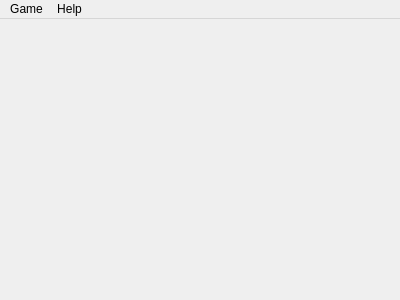
This is courses/prog_base_3/project/chess3/chess/mainwindow.ui in Art17/Kpi-1 as Qt 5 draws it before an edit. The edited form follows.
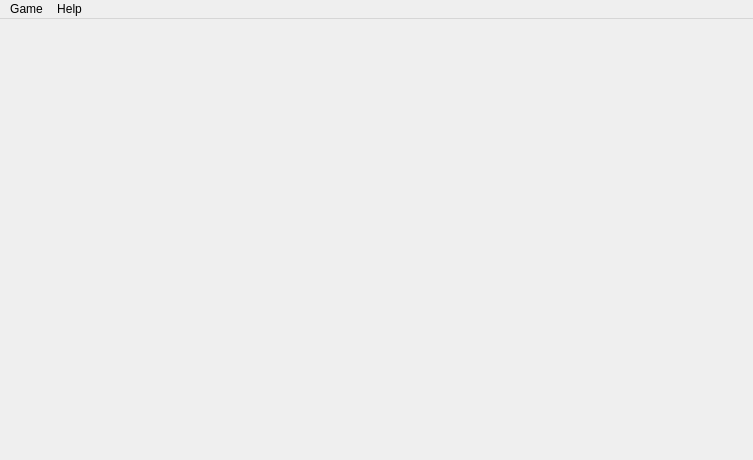
This is the edited form.

Patch:
```diff
--- a/courses/prog_base_3/project/chess3/chess/mainwindow.ui
+++ b/courses/prog_base_3/project/chess3/chess/mainwindow.ui
@@ -6,8 +6,8 @@
    <rect>
     <x>0</x>
     <y>0</y>
-    <width>400</width>
-    <height>300</height>
+    <width>753</width>
+    <height>460</height>
    </rect>
   </property>
   <property name="windowTitle">
@@ -19,7 +19,7 @@
     <rect>
      <x>0</x>
      <y>0</y>
-     <width>400</width>
+     <width>753</width>
      <height>21</height>
     </rect>
    </property>
```
